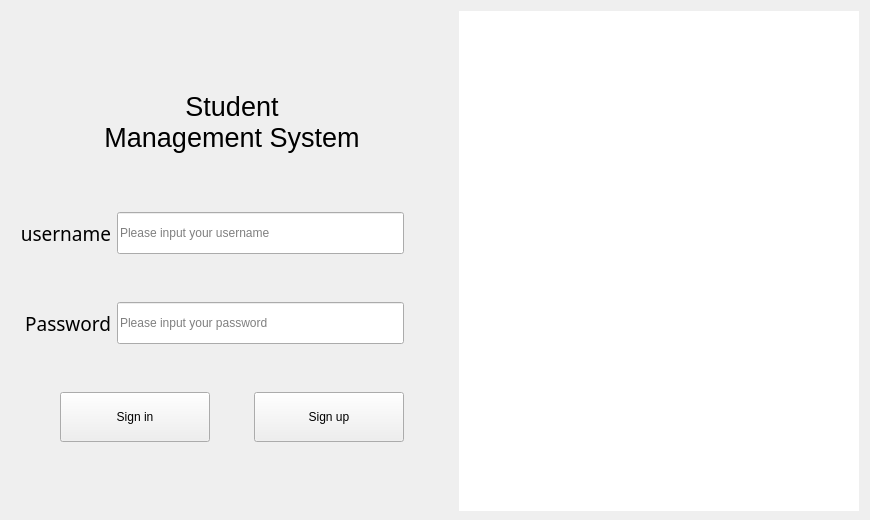
Above: student/page_login.ui from OY-YH/student-management-system before the change. Below: the same form after it.
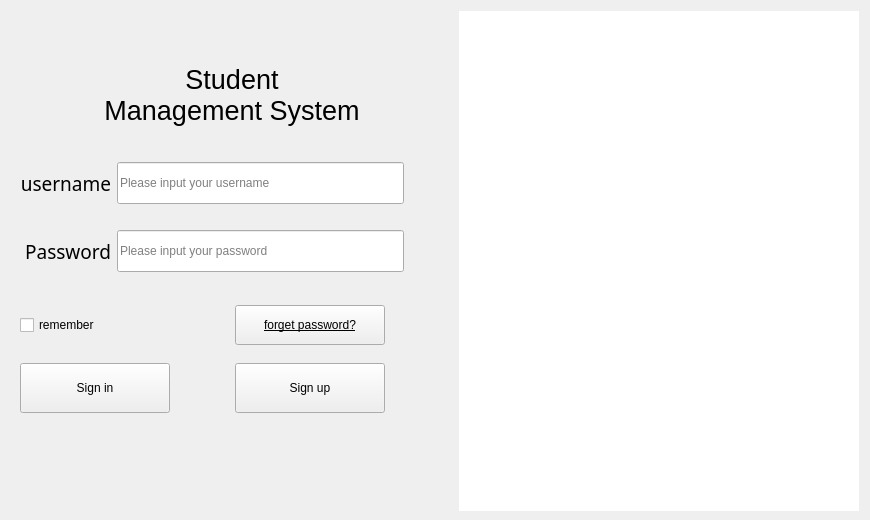
That is the form after the change. Icons and pictures are not drawn.

Patch:
```diff
--- a/student/page_login.ui
+++ b/student/page_login.ui
@@ -42,112 +42,38 @@
    <string notr="true"/>
   </property>
   <layout class="QGridLayout" name="gridLayout">
-   <item row="3" column="0">
-    <widget class="QWidget" name="widget" native="true">
-     <property name="minimumSize">
-      <size>
-       <width>0</width>
-       <height>45</height>
-      </size>
-     </property>
-     <property name="maximumSize">
-      <size>
-       <width>16777215</width>
-       <height>140</height>
-      </size>
-     </property>
-     <layout class="QGridLayout" name="gridLayout_2">
-      <item row="0" column="0">
-       <spacer name="horizontalSpacer_4">
-        <property name="orientation">
-         <enum>Qt::Horizontal</enum>
-        </property>
-        <property name="sizeHint" stdset="0">
-         <size>
-          <width>40</width>
-          <height>20</height>
-         </size>
-        </property>
-       </spacer>
-      </item>
-      <item row="0" column="2">
-       <spacer name="horizontalSpacer_2">
-        <property name="orientation">
-         <enum>Qt::Horizontal</enum>
-        </property>
-        <property name="sizeHint" stdset="0">
-         <size>
-          <width>35</width>
-          <height>20</height>
-         </size>
-        </property>
-       </spacer>
-      </item>
-      <item row="0" column="1">
-       <widget class="QPushButton" name="bin_login">
-        <property name="minimumSize">
-         <size>
-          <width>150</width>
-          <height>50</height>
-         </size>
-        </property>
-        <property name="styleSheet">
-         <string notr="true"/>
-        </property>
-        <property name="text">
-         <string>Sign in</string>
-        </property>
-       </widget>
-      </item>
-      <item row="0" column="3">
-       <widget class="QPushButton" name="btn_register">
-        <property name="minimumSize">
-         <size>
-          <width>150</width>
-          <height>50</height>
-         </size>
-        </property>
-        <property name="styleSheet">
-         <string notr="true"/>
-        </property>
-        <property name="text">
-         <string>Sign up</string>
-        </property>
-       </widget>
-      </item>
-      <item row="0" column="4">
-       <spacer name="horizontalSpacer_3">
-        <property name="orientation">
-         <enum>Qt::Horizontal</enum>
-        </property>
-        <property name="sizeHint" stdset="0">
-         <size>
-          <width>40</width>
-          <height>20</height>
-         </size>
-        </property>
-       </spacer>
-      </item>
-      <item row="1" column="2">
-       <spacer name="verticalSpacer">
-        <property name="orientation">
-         <enum>Qt::Vertical</enum>
-        </property>
-        <property name="sizeType">
-         <enum>QSizePolicy::Maximum</enum>
-        </property>
-        <property name="sizeHint" stdset="0">
-         <size>
-          <width>20</width>
-          <height>35</height>
-         </size>
-        </property>
-       </spacer>
-      </item>
-     </layout>
-    </widget>
-   </item>
    <item row="2" column="0">
+    <widget class="QLabel" name="lb_title">
+     <property name="minimumSize">
+      <size>
+       <width>0</width>
+       <height>50</height>
+      </size>
+     </property>
+     <property name="maximumSize">
+      <size>
+       <width>16777215</width>
+       <height>140</height>
+      </size>
+     </property>
+     <property name="font">
+      <font>
+       <pointsize>20</pointsize>
+      </font>
+     </property>
+     <property name="styleSheet">
+      <string notr="true"/>
+     </property>
+     <property name="text">
+      <string>Student 
+Management System</string>
+     </property>
+     <property name="alignment">
+      <set>Qt::AlignCenter</set>
+     </property>
+    </widget>
+   </item>
+   <item row="4" column="0">
     <widget class="QWidget" name="widget_2" native="true">
      <property name="minimumSize">
       <size>
@@ -162,6 +88,9 @@
       </size>
      </property>
      <layout class="QGridLayout" name="gridLayout_3">
+      <property name="bottomMargin">
+       <number>0</number>
+      </property>
       <item row="0" column="2">
        <spacer name="horizontalSpacer">
         <property name="orientation">
@@ -250,10 +179,13 @@
         <property name="orientation">
          <enum>Qt::Vertical</enum>
         </property>
+        <property name="sizeType">
+         <enum>QSizePolicy::Maximum</enum>
+        </property>
         <property name="sizeHint" stdset="0">
          <size>
           <width>20</width>
-          <height>30</height>
+          <height>20</height>
          </size>
         </property>
        </spacer>
@@ -261,54 +193,7 @@
      </layout>
     </widget>
    </item>
-   <item row="1" column="0">
-    <widget class="QLabel" name="lb_title">
-     <property name="minimumSize">
-      <size>
-       <width>0</width>
-       <height>50</height>
-      </size>
-     </property>
-     <property name="maximumSize">
-      <size>
-       <width>16777215</width>
-       <height>140</height>
-      </size>
-     </property>
-     <property name="font">
-      <font>
-       <pointsize>20</pointsize>
-      </font>
-     </property>
-     <property name="styleSheet">
-      <string notr="true"/>
-     </property>
-     <property name="text">
-      <string>Student 
-Management System</string>
-     </property>
-     <property name="alignment">
-      <set>Qt::AlignCenter</set>
-     </property>
-    </widget>
-   </item>
-   <item row="0" column="0">
-    <spacer name="verticalSpacer_3">
-     <property name="orientation">
-      <enum>Qt::Vertical</enum>
-     </property>
-     <property name="sizeType">
-      <enum>QSizePolicy::Maximum</enum>
-     </property>
-     <property name="sizeHint" stdset="0">
-      <size>
-       <width>20</width>
-       <height>20</height>
-      </size>
-     </property>
-    </spacer>
-   </item>
-   <item row="0" column="1" rowspan="4">
+   <item row="0" column="1" rowspan="9">
     <widget class="QLabel" name="lb_image">
      <property name="minimumSize">
       <size>
@@ -330,6 +215,183 @@
      </property>
     </widget>
    </item>
+   <item row="0" column="0">
+    <spacer name="verticalSpacer_3">
+     <property name="orientation">
+      <enum>Qt::Vertical</enum>
+     </property>
+     <property name="sizeType">
+      <enum>QSizePolicy::Maximum</enum>
+     </property>
+     <property name="sizeHint" stdset="0">
+      <size>
+       <width>20</width>
+       <height>20</height>
+      </size>
+     </property>
+    </spacer>
+   </item>
+   <item row="6" column="0">
+    <widget class="QWidget" name="widget" native="true">
+     <property name="minimumSize">
+      <size>
+       <width>0</width>
+       <height>45</height>
+      </size>
+     </property>
+     <property name="maximumSize">
+      <size>
+       <width>16777215</width>
+       <height>200</height>
+      </size>
+     </property>
+     <layout class="QGridLayout" name="gridLayout_2">
+      <property name="topMargin">
+       <number>0</number>
+      </property>
+      <item row="3" column="3">
+       <widget class="QPushButton" name="btn_register">
+        <property name="minimumSize">
+         <size>
+          <width>150</width>
+          <height>50</height>
+         </size>
+        </property>
+        <property name="styleSheet">
+         <string notr="true"/>
+        </property>
+        <property name="text">
+         <string>Sign up</string>
+        </property>
+       </widget>
+      </item>
+      <item row="3" column="4">
+       <spacer name="horizontalSpacer_3">
+        <property name="orientation">
+         <enum>Qt::Horizontal</enum>
+        </property>
+        <property name="sizeHint" stdset="0">
+         <size>
+          <width>40</width>
+          <height>20</height>
+         </size>
+        </property>
+       </spacer>
+      </item>
+      <item row="4" column="2">
+       <spacer name="verticalSpacer">
+        <property name="orientation">
+         <enum>Qt::Vertical</enum>
+        </property>
+        <property name="sizeType">
+         <enum>QSizePolicy::Maximum</enum>
+        </property>
+        <property name="sizeHint" stdset="0">
+         <size>
+          <width>20</width>
+          <height>35</height>
+         </size>
+        </property>
+       </spacer>
+      </item>
+      <item row="3" column="2">
+       <spacer name="horizontalSpacer_2">
+        <property name="orientation">
+         <enum>Qt::Horizontal</enum>
+        </property>
+        <property name="sizeHint" stdset="0">
+         <size>
+          <width>35</width>
+          <height>20</height>
+         </size>
+        </property>
+       </spacer>
+      </item>
+      <item row="1" column="3">
+       <widget class="QPushButton" name="btn_forget">
+        <property name="minimumSize">
+         <size>
+          <width>0</width>
+          <height>40</height>
+         </size>
+        </property>
+        <property name="maximumSize">
+         <size>
+          <width>200</width>
+          <height>16777215</height>
+         </size>
+        </property>
+        <property name="font">
+         <font>
+          <underline>true</underline>
+         </font>
+        </property>
+        <property name="layoutDirection">
+         <enum>Qt::RightToLeft</enum>
+        </property>
+        <property name="text">
+         <string>forget password?</string>
+        </property>
+       </widget>
+      </item>
+      <item row="2" column="3">
+       <spacer name="verticalSpacer_4">
+        <property name="orientation">
+         <enum>Qt::Vertical</enum>
+        </property>
+        <property name="sizeType">
+         <enum>QSizePolicy::Maximum</enum>
+        </property>
+        <property name="sizeHint" stdset="0">
+         <size>
+          <width>20</width>
+          <height>13</height>
+         </size>
+        </property>
+       </spacer>
+      </item>
+      <item row="3" column="0">
+       <widget class="QPushButton" name="bin_login">
+        <property name="minimumSize">
+         <size>
+          <width>150</width>
+          <height>50</height>
+         </size>
+        </property>
+        <property name="styleSheet">
+         <string notr="true"/>
+        </property>
+        <property name="text">
+         <string>Sign in</string>
+        </property>
+       </widget>
+      </item>
+      <item row="1" column="0">
+       <widget class="QCheckBox" name="cb_remember">
+        <property name="text">
+         <string>remember</string>
+        </property>
+       </widget>
+      </item>
+     </layout>
+    </widget>
+   </item>
+   <item row="3" column="0">
+    <spacer name="verticalSpacer_5">
+     <property name="orientation">
+      <enum>Qt::Vertical</enum>
+     </property>
+     <property name="sizeType">
+      <enum>QSizePolicy::Maximum</enum>
+     </property>
+     <property name="sizeHint" stdset="0">
+      <size>
+       <width>20</width>
+       <height>8</height>
+      </size>
+     </property>
+    </spacer>
+   </item>
   </layout>
  </widget>
  <tabstops>
```
Left out of the diff: 1 changed line with no effect on the pictures.
